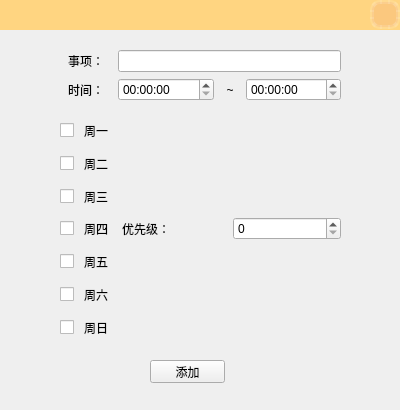
The window that add.ui (Edmond-J-A/RemindMeEveryday) describes before a commit, drawn with Qt 5.
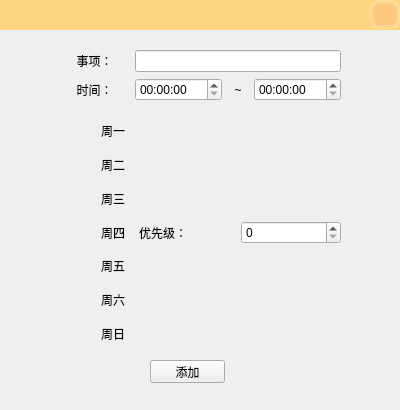
The same window after the commit. Icons and pictures are not drawn.

Patch:
```diff
--- a/add.ui
+++ b/add.ui
@@ -127,7 +127,7 @@
      <x>0</x>
      <y>30</y>
      <width>401</width>
-     <height>311</height>
+     <height>318</height>
     </rect>
    </property>
    <layout class="QGridLayout" name="gridLayout">
@@ -168,6 +168,36 @@
        <layout class="QHBoxLayout" name="horizontalLayout_4">
         <item>
          <widget class="QCheckBox" name="checkBox">
+          <property name="styleSheet">
+           <string notr="true">QCheckBox{
+	border: none;
+}
+QCheckBox::indicator{
+	background-color: rgba(255, 255, 255, 0);
+	border: 0px solid #b1b1b1;
+	width: 25px;
+	height: 25px;
+}
+QCheckBox:enabled:checked{
+	color: rgb(255, 255, 255);
+}
+QCheckBox:enabled:!checked{
+	color: rgb(255, 255, 255);
+}
+QCheckBox:enabled:hover{
+	color: rgb(0, 200, 0);
+}
+QCheckBox:!enabled{
+	color: rgb(80, 80, 80);
+}
+QCheckBox::indicator:unchecked {
+	image: url(:/new/prefix1/resource/checkbox-blank-circle-outline .png);
+}
+
+QCheckBox::indicator:checked {
+	image: url(:/new/prefix1/resource/checkbox-marked-circle-outline.png);
+}</string>
+          </property>
           <property name="text">
            <string/>
           </property>
@@ -190,6 +220,36 @@
        <layout class="QHBoxLayout" name="horizontalLayout_5">
         <item>
          <widget class="QCheckBox" name="checkBox_2">
+          <property name="styleSheet">
+           <string notr="true">QCheckBox{
+	border: none;
+}
+QCheckBox::indicator{
+	background-color: rgba(255, 255, 255, 0);
+	border: 0px solid #b1b1b1;
+	width: 25px;
+	height: 25px;
+}
+QCheckBox:enabled:checked{
+	color: rgb(255, 255, 255);
+}
+QCheckBox:enabled:!checked{
+	color: rgb(255, 255, 255);
+}
+QCheckBox:enabled:hover{
+	color: rgb(0, 200, 0);
+}
+QCheckBox:!enabled{
+	color: rgb(80, 80, 80);
+}
+QCheckBox::indicator:unchecked {
+	image: url(:/new/prefix1/resource/checkbox-blank-circle-outline .png);
+}
+
+QCheckBox::indicator:checked {
+	image: url(:/new/prefix1/resource/checkbox-marked-circle-outline.png);
+}</string>
+          </property>
           <property name="text">
            <string/>
           </property>
@@ -212,6 +272,90 @@
        <layout class="QHBoxLayout" name="horizontalLayout_6">
         <item>
          <widget class="QCheckBox" name="checkBox_3">
+          <property name="styleSheet">
+           <string notr="true">QCheckBox{
+	border: none;
+}
+QCheckBox::indicator{
+	background-color: rgba(255, 255, 255, 0);
+	border: 0px solid #b1b1b1;
+	width: 25px;
+	height: 25px;
+}
+QCheckBox:enabled:checked{
+	color: rgb(255, 255, 255);
+}
+QCheckBox:enabled:!checked{
+	color: rgb(255, 255, 255);
+}
+QCheckBox:enabled:hover{
+	color: rgb(0, 200, 0);
+}
+QCheckBox:!enabled{
+	color: rgb(80, 80, 80);
+}
+QCheckBox::indicator:unchecked {
+	image: url(:/new/prefix1/resource/checkbox-blank-circle-outline .png);
+}
+
+QCheckBox::indicator:checked {
+	image: url(:/new/prefix1/resource/checkbox-marked-circle-outline.png);
+}QCheckBox{
+	border: none;
+}
+QCheckBox::indicator{
+	background-color: rgba(255, 255, 255, 0);
+	border: 0px solid #b1b1b1;
+	width: 25px;
+	height: 25px;
+}
+QCheckBox:enabled:checked{
+	color: rgb(255, 255, 255);
+}
+QCheckBox:enabled:!checked{
+	color: rgb(255, 255, 255);
+}
+QCheckBox:enabled:hover{
+	color: rgb(0, 200, 0);
+}
+QCheckBox:!enabled{
+	color: rgb(80, 80, 80);
+}
+QCheckBox::indicator:unchecked {
+	image: url(:/new/prefix1/resource/checkbox-blank-circle-outline .png);
+}
+
+QCheckBox::indicator:checked {
+	image: url(:/new/prefix1/resource/checkbox-marked-circle-outline.png);
+}QCheckBox{
+	border: none;
+}
+QCheckBox::indicator{
+	background-color: rgba(255, 255, 255, 0);
+	border: 0px solid #b1b1b1;
+	width: 25px;
+	height: 25px;
+}
+QCheckBox:enabled:checked{
+	color: rgb(255, 255, 255);
+}
+QCheckBox:enabled:!checked{
+	color: rgb(255, 255, 255);
+}
+QCheckBox:enabled:hover{
+	color: rgb(0, 200, 0);
+}
+QCheckBox:!enabled{
+	color: rgb(80, 80, 80);
+}
+QCheckBox::indicator:unchecked {
+	image: url(:/new/prefix1/resource/checkbox-blank-circle-outline .png);
+}
+
+QCheckBox::indicator:checked {
+	image: url(:/new/prefix1/resource/checkbox-marked-circle-outline.png);
+}</string>
+          </property>
           <property name="text">
            <string/>
           </property>
@@ -234,6 +378,36 @@
        <layout class="QHBoxLayout" name="horizontalLayout_7">
         <item>
          <widget class="QCheckBox" name="checkBox_4">
+          <property name="styleSheet">
+           <string notr="true">QCheckBox{
+	border: none;
+}
+QCheckBox::indicator{
+	background-color: rgba(255, 255, 255, 0);
+	border: 0px solid #b1b1b1;
+	width: 25px;
+	height: 25px;
+}
+QCheckBox:enabled:checked{
+	color: rgb(255, 255, 255);
+}
+QCheckBox:enabled:!checked{
+	color: rgb(255, 255, 255);
+}
+QCheckBox:enabled:hover{
+	color: rgb(0, 200, 0);
+}
+QCheckBox:!enabled{
+	color: rgb(80, 80, 80);
+}
+QCheckBox::indicator:unchecked {
+	image: url(:/new/prefix1/resource/checkbox-blank-circle-outline .png);
+}
+
+QCheckBox::indicator:checked {
+	image: url(:/new/prefix1/resource/checkbox-marked-circle-outline.png);
+}</string>
+          </property>
           <property name="text">
            <string/>
           </property>
@@ -256,6 +430,36 @@
        <layout class="QHBoxLayout" name="horizontalLayout_8">
         <item>
          <widget class="QCheckBox" name="checkBox_5">
+          <property name="styleSheet">
+           <string notr="true">QCheckBox{
+	border: none;
+}
+QCheckBox::indicator{
+	background-color: rgba(255, 255, 255, 0);
+	border: 0px solid #b1b1b1;
+	width: 25px;
+	height: 25px;
+}
+QCheckBox:enabled:checked{
+	color: rgb(255, 255, 255);
+}
+QCheckBox:enabled:!checked{
+	color: rgb(255, 255, 255);
+}
+QCheckBox:enabled:hover{
+	color: rgb(0, 200, 0);
+}
+QCheckBox:!enabled{
+	color: rgb(80, 80, 80);
+}
+QCheckBox::indicator:unchecked {
+	image: url(:/new/prefix1/resource/checkbox-blank-circle-outline .png);
+}
+
+QCheckBox::indicator:checked {
+	image: url(:/new/prefix1/resource/checkbox-marked-circle-outline.png);
+}</string>
+          </property>
           <property name="text">
            <string/>
           </property>
@@ -278,6 +482,36 @@
        <layout class="QHBoxLayout" name="horizontalLayout_9">
         <item>
          <widget class="QCheckBox" name="checkBox_6">
+          <property name="styleSheet">
+           <string notr="true">QCheckBox{
+	border: none;
+}
+QCheckBox::indicator{
+	background-color: rgba(255, 255, 255, 0);
+	border: 0px solid #b1b1b1;
+	width: 25px;
+	height: 25px;
+}
+QCheckBox:enabled:checked{
+	color: rgb(255, 255, 255);
+}
+QCheckBox:enabled:!checked{
+	color: rgb(255, 255, 255);
+}
+QCheckBox:enabled:hover{
+	color: rgb(0, 200, 0);
+}
+QCheckBox:!enabled{
+	color: rgb(80, 80, 80);
+}
+QCheckBox::indicator:unchecked {
+	image: url(:/new/prefix1/resource/checkbox-blank-circle-outline .png);
+}
+
+QCheckBox::indicator:checked {
+	image: url(:/new/prefix1/resource/checkbox-marked-circle-outline.png);
+}</string>
+          </property>
           <property name="text">
            <string/>
           </property>
@@ -300,6 +534,36 @@
        <layout class="QHBoxLayout" name="horizontalLayout_10">
         <item>
          <widget class="QCheckBox" name="checkBox_7">
+          <property name="styleSheet">
+           <string notr="true">QCheckBox{
+	border: none;
+}
+QCheckBox::indicator{
+	background-color: rgba(255, 255, 255, 0);
+	border: 0px solid #b1b1b1;
+	width: 25px;
+	height: 25px;
+}
+QCheckBox:enabled:checked{
+	color: rgb(255, 255, 255);
+}
+QCheckBox:enabled:!checked{
+	color: rgb(255, 255, 255);
+}
+QCheckBox:enabled:hover{
+	color: rgb(0, 200, 0);
+}
+QCheckBox:!enabled{
+	color: rgb(80, 80, 80);
+}
+QCheckBox::indicator:unchecked {
+	image: url(:/new/prefix1/resource/checkbox-blank-circle-outline .png);
+}
+
+QCheckBox::indicator:checked {
+	image: url(:/new/prefix1/resource/checkbox-marked-circle-outline.png);
+}</string>
+          </property>
           <property name="text">
            <string/>
           </property>
```
